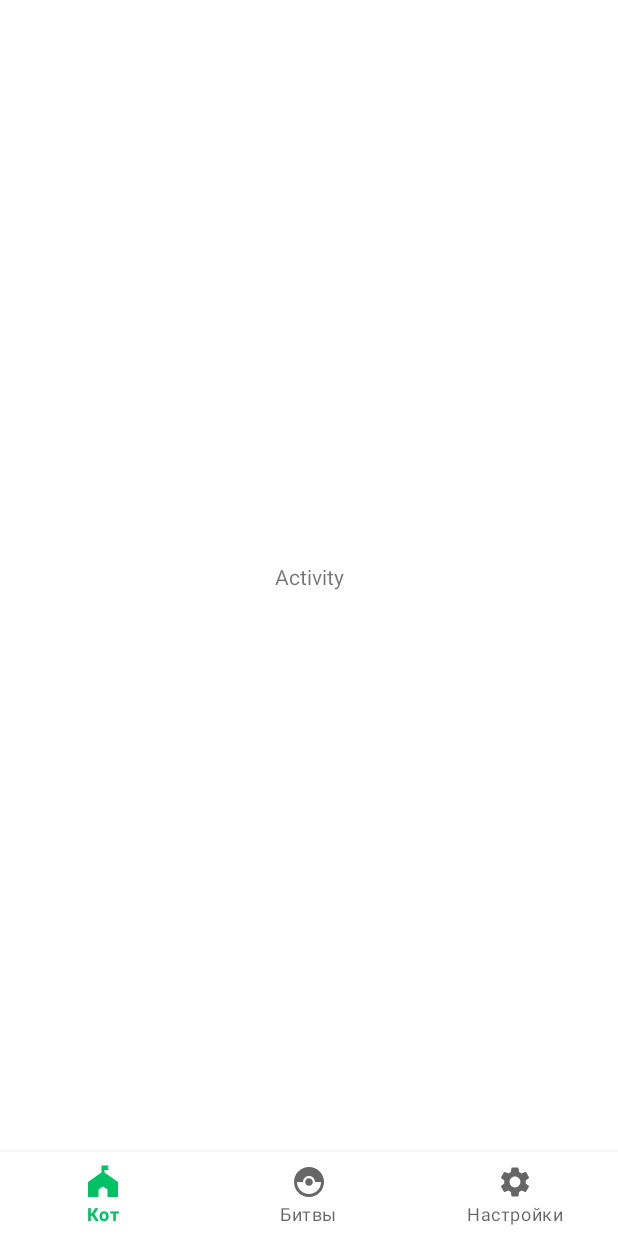
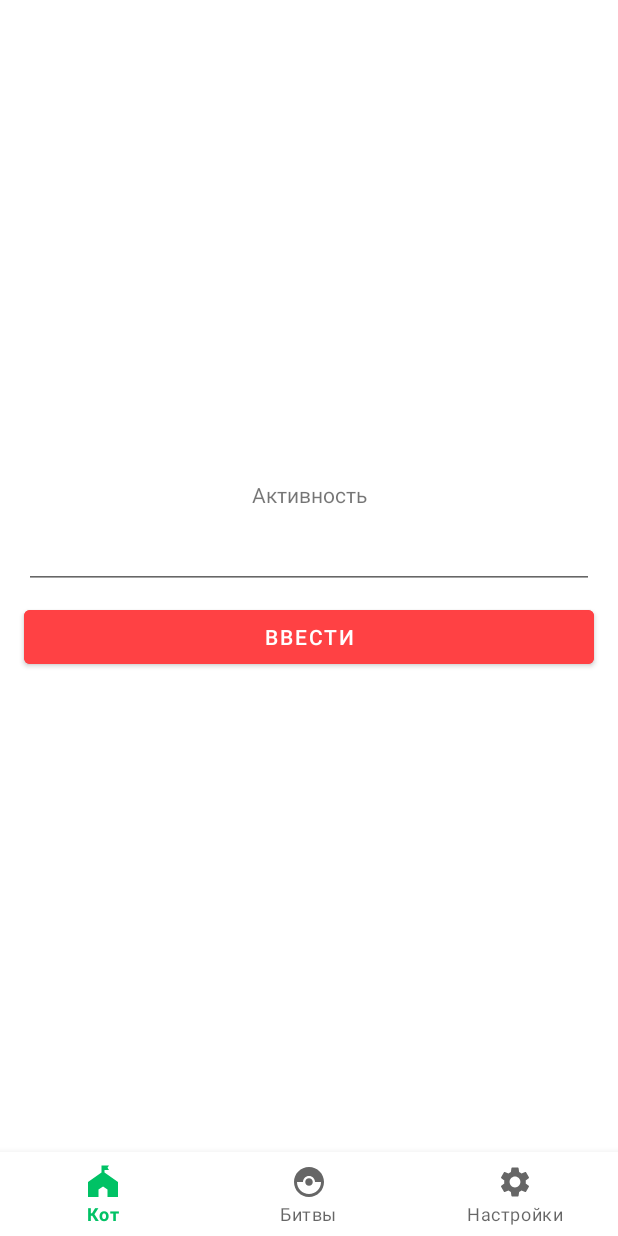
Before and after one commit to doctorwhat1/fitnessQuest, an Android app: the ActivityFragment screen opened through its navigation route, on a phone screen of 412 x 824 dp. Run offline under Robolectric (Android 15) with nearby library versions, the light colour scheme and no system bars; our stand-ins replace navigation-ui; 4 statements that could not run were skipped.

Commit message:
activity input is available

```diff
--- a/app/src/main/java/com/example/fitnessquest/home/CatFragment.kt
+++ b/app/src/main/java/com/example/fitnessquest/home/CatFragment.kt
@@ -55,8 +55,8 @@ class CatFragment : Fragment() {
         viewModel.setHP()
 
         /*viewModel.setCurrentStrolls()
-        viewModel.setCurrentCalories()
-        viewModel.setCurrentActivity()*/
+        viewModel.setCurrentCalories()*/
+        viewModel.setCurrentActivity()
         viewModel.setSleepTime()
         viewModel.setCurrentWeight()
 
--- a/app/src/main/java/com/example/fitnessquest/home/CatViewModel.kt
+++ b/app/src/main/java/com/example/fitnessquest/home/CatViewModel.kt
@@ -68,6 +68,10 @@ class CatViewModel(
 
 
     // current values
+    private val _currentActivityMins = MutableLiveData(0)
+    val currentActivityMins: LiveData<Int>
+        get() = _currentActivityMins
+
     private val _currentWaterCups = MutableLiveData(0)
     val currentWaterCups: LiveData<Int>
         get() = _currentWaterCups
@@ -112,9 +116,9 @@ class CatViewModel(
         TODO("Not yet implemented")
     }*/
 
-    /*fun setCurrentActivity() {
-        TODO("Not yet implemented")
-    }*/
+    fun setCurrentActivity() {
+        _currentActivityMins.value = sharedPreferences.getInt(CURRENT_ACTIVITY_MINS, 0)
+    }
 
     fun setSleepTime() {
         if (sharedPreferences.contains(FALLING_ASLEEP_TIME)
--- a/app/src/main/java/com/example/fitnessquest/home/cards/ActivityFragment.kt
+++ b/app/src/main/java/com/example/fitnessquest/home/cards/ActivityFragment.kt
@@ -1,14 +1,14 @@
 package com.example.fitnessquest.home.cards
 
+import android.content.Context
 import android.os.Bundle
 import androidx.fragment.app.Fragment
 import android.view.LayoutInflater
 import android.view.View
 import android.view.ViewGroup
-import androidx.fragment.app.FragmentActivity
-import com.example.fitnessquest.R
+import android.widget.Toast
+import com.example.fitnessquest.*
 import com.example.fitnessquest.databinding.FragmentActivityBinding
-import com.example.fitnessquest.databinding.FragmentCatBinding
 
 
 class ActivityFragment : Fragment() {
@@ -23,6 +23,20 @@ class ActivityFragment : Fragment() {
         _binding = FragmentActivityBinding.inflate(inflater, container, false)
         val view = binding.root
 
+        binding.btnEnterActivityAf.setOnClickListener {
+            val enteredActivityMins = binding.etEditActivityAf.text.toString().toInt()
+
+            if (enteredActivityMins < 0 || enteredActivityMins > 200) {
+                Toast.makeText(context, "Введите корректное число минут", Toast.LENGTH_SHORT).show()
+                return@setOnClickListener
+            }
+
+            val sharedPref = requireContext().getSharedPreferences(APP_PREFERENCES, Context.MODE_PRIVATE)
+            val editor =  sharedPref.edit()
+            editor.putInt(CURRENT_ACTIVITY_MINS, sharedPref.getInt(CURRENT_ACTIVITY_MINS, 0) + enteredActivityMins)
+            editor.apply()
+        }
+
         return view
     }
 
--- a/app/src/main/java/com/example/fitnessquest/home/cards/WeightFragment.kt
+++ b/app/src/main/java/com/example/fitnessquest/home/cards/WeightFragment.kt
@@ -27,7 +27,7 @@ class WeightFragment : Fragment() {
 
         binding.btnEnter.setOnClickListener {
             val weight = binding.edittextEditWeight.text.toString()
-            if (weight.toDouble() < 40 || weight.toDouble() > 200) {
+            if (weight.toDouble() < 40.0 || weight.toDouble() > 200.0) {
                 Toast.makeText(context, "Введите корректный вес", Toast.LENGTH_SHORT).show()
                 return@setOnClickListener
             }
--- a/app/src/main/res/layout/fragment_activity.xml
+++ b/app/src/main/res/layout/fragment_activity.xml
@@ -7,12 +7,45 @@
     tools:context=".home.cards.ActivityFragment">
 
     <TextView
+        android:id="@+id/tv_activity_af"
         android:layout_width="wrap_content"
         android:layout_height="wrap_content"
-        android:text="Activity"
+        android:layout_marginBottom="8dp"
+        android:text="Активность"
+        app:layout_constraintBottom_toTopOf="@+id/et_edit_activity_af"
+        app:layout_constraintEnd_toEndOf="parent"
+        app:layout_constraintHorizontal_bias="0.5"
+        app:layout_constraintStart_toStartOf="parent"
+        app:layout_constraintTop_toTopOf="parent"
+        app:layout_constraintVertical_chainStyle="packed" />
+
+    <Button
+        android:id="@+id/btn_enter_activity_af"
+        android:layout_width="0dp"
+        android:layout_height="wrap_content"
+        android:layout_marginStart="16dp"
+        android:layout_marginEnd="16dp"
+        android:backgroundTint="@color/red_500"
+        android:text="ввести"
         app:layout_constraintBottom_toBottomOf="parent"
         app:layout_constraintEnd_toEndOf="parent"
+        app:layout_constraintHorizontal_bias="0.5"
         app:layout_constraintStart_toStartOf="parent"
-        app:layout_constraintTop_toTopOf="parent" />
+        app:layout_constraintTop_toBottomOf="@+id/et_edit_activity_af" />
+
+    <EditText
+        android:id="@+id/et_edit_activity_af"
+        android:layout_width="0dp"
+        android:layout_height="wrap_content"
+        android:layout_marginStart="16dp"
+        android:layout_marginEnd="16dp"
+        android:layout_marginBottom="8dp"
+        android:ems="10"
+        android:inputType="number"
+        app:layout_constraintBottom_toTopOf="@+id/btn_enter_activity_af"
+        app:layout_constraintEnd_toEndOf="parent"
+        app:layout_constraintHorizontal_bias="0.5"
+        app:layout_constraintStart_toStartOf="parent"
+        app:layout_constraintTop_toBottomOf="@+id/tv_activity_af" />
 
 </androidx.constraintlayout.widget.ConstraintLayout>
--- a/app/src/main/res/layout/fragment_cat.xml
+++ b/app/src/main/res/layout/fragment_cat.xml
@@ -392,7 +392,7 @@
                     android:id="@+id/tv_current_activity_time"
                     android:layout_width="wrap_content"
                     android:layout_height="wrap_content"
-                    android:text="0"
+                    android:text="@{catViewModel.currentActivityMins.toString()}"
                     android:textAppearance="@style/H6"
                     android:textColor="@color/red_400" />
 
```
